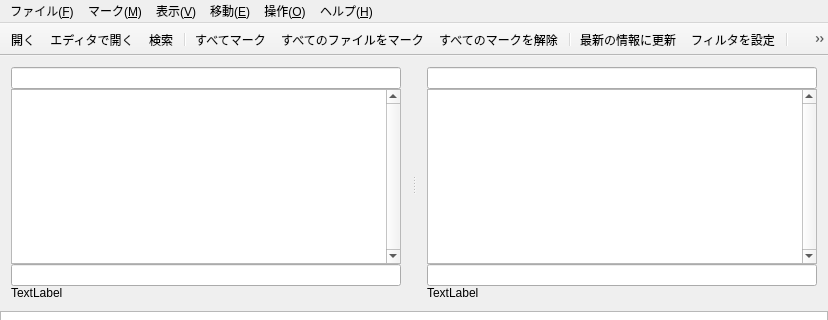
This is mainwindow.ui in miyabi-satoh/Gefu as Qt 5 draws it before an edit; both pictures show x 0 to 828 and y 0 to 320 of the 828 by 531 pixel window. The edited form follows.
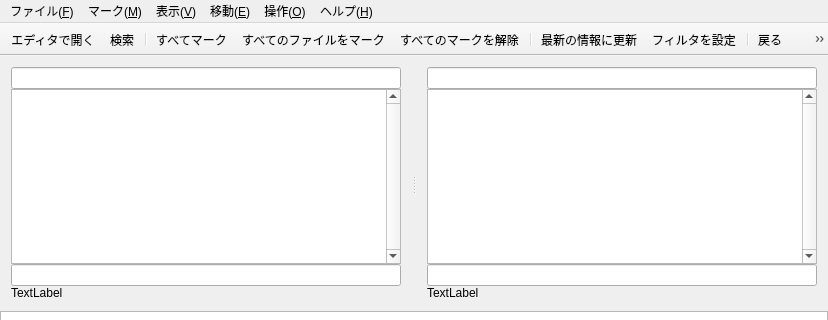
This is the edited form. Icons and pictures are not drawn. Custom widgets are drawn as their Qt base class.

```diff
--- a/mainwindow.ui
+++ b/mainwindow.ui
@@ -345,7 +345,6 @@
    <attribute name="toolBarBreak">
     <bool>false</bool>
    </attribute>
-   <addaction name="action_Open"/>
    <addaction name="action_OpenEditor"/>
    <addaction name="action_Search"/>
    <addaction name="separator"/>
```
Left out of the diff: 37 changed lines with no effect on the pictures.
